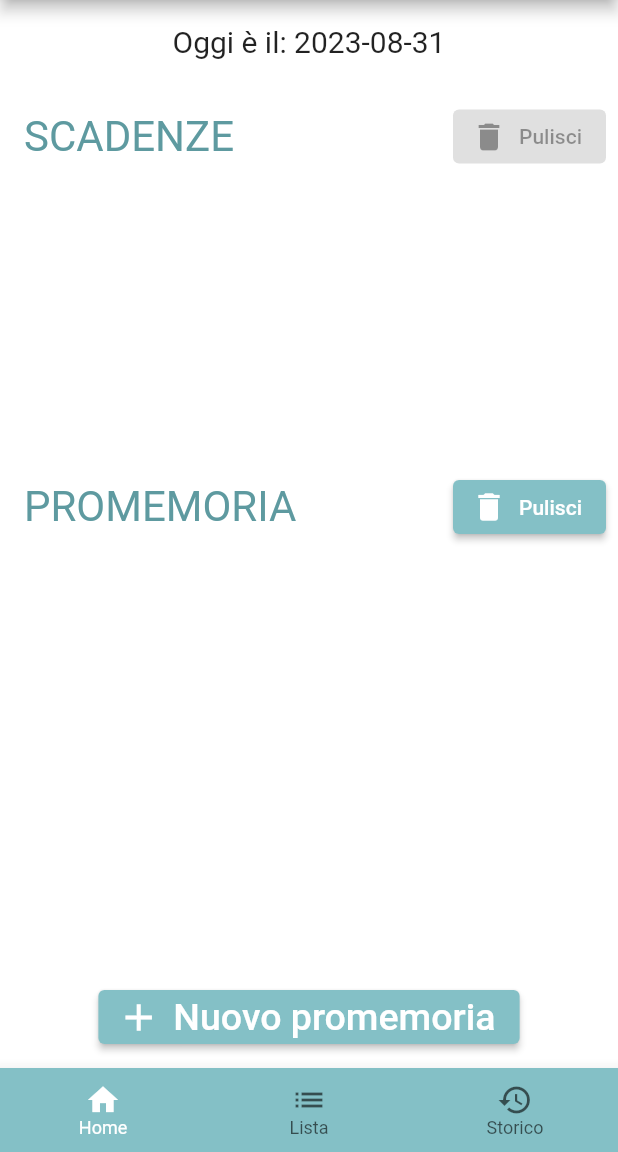
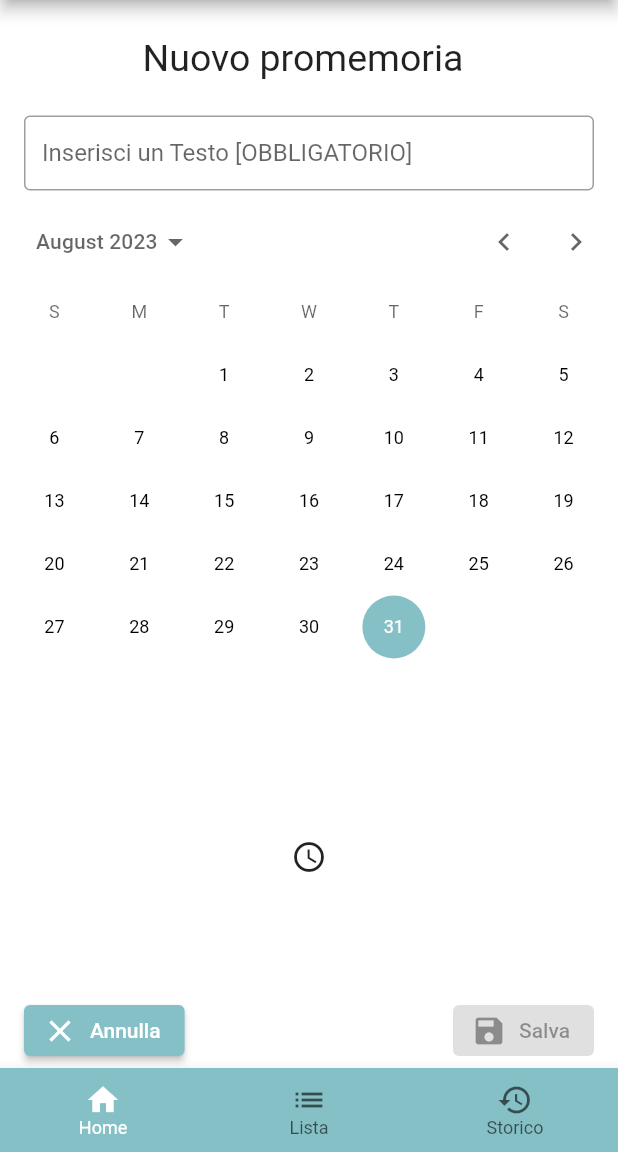
Before and after one commit to UmutBulut/PantrySmart, a Flutter app: the screen it shows after launch, after a tap on "Nuovo promemoria", on a phone screen of 412 x 824 dp, the part 84-1236 px from its top. Run offline on Flutter 3.47's test engine with Material 2 defaults, Android fonts, the phone set to English and light mode, and no system bars; our stand-ins replace bloc, flutter_bloc, flutter_keyboard_visibility, image_picker, shared_preferences.

Commit message:
inizio pagina 'nuovo Promemoria'

```diff
--- a/lib/Presentation/Screens/homeView.dart
+++ b/lib/Presentation/Screens/homeView.dart
@@ -6,6 +6,7 @@ import 'package:pantrysmart/Classes/Prodotto.dart';
 import 'package:pantrysmart/Classes/Promemoria.dart';
 import 'package:pantrysmart/Classes/Scadenza.dart';
 import 'package:pantrysmart/LandingViewBloc/landing_view_bloc.dart';
+import 'package:pantrysmart/Presentation/Screens/promemoriaView.dart';
 import 'package:shared_preferences/shared_preferences.dart';
 import 'dart:core';
 
@@ -22,6 +23,7 @@ class HomeView extends StatefulWidget {
 }
 
 class HomeViewState extends State<HomeView> {
+  bool mostraTabPromemoria = false;
 
   @override
   void initState() {
@@ -61,10 +63,16 @@ class HomeViewState extends State<HomeView> {
         inRimozione: false
     ));
 
+    await _loadPromemoria();
+
     setState(() {
       if(promemoriaString != null)
         listPromemoria = Promemoria.decode(promemoriaString!);
     });
+  }
+
+  Future<void> _loadPromemoria() async {
+
   }
 
   Future<void> _salvaProdottoSelezionato(int prodottoId) async {
@@ -81,6 +89,7 @@ class HomeViewState extends State<HomeView> {
       await prefs.setString('prodotti_key', encodedData);
     }
   }
+
   Future<void> _disattivaNotificheTutte() async {
     final prefs = await SharedPreferences.getInstance();
     for(var scadenza in scadenze){
@@ -93,10 +102,29 @@ class HomeViewState extends State<HomeView> {
     await prefs.setString('prodotti_key', encodedData);
   }
 
+  void chiudiTabPromemoria(){
+    setState(() {
+      mostraTabPromemoria = false;
+    });
+  }
+
+  void apriTabPromemoria(){
+    setState(() {
+      mostraTabPromemoria = true;});
+  }
+
+  void chiudiTabPromemoriaEAggiorna(){
+    _loadPromemoria();
+    setState(() {
+      mostraTabPromemoria = false;
+    });
+  }
+
   @override
   Widget build(BuildContext context) {
     return Center(
-      child: Column(
+      child: (!mostraTabPromemoria) ?
+      Column(
         children: [
           Padding(
             padding: const EdgeInsets.fromLTRB(0,16,0,0),
@@ -400,6 +428,9 @@ class HomeViewState extends State<HomeView> {
             padding: const EdgeInsets.fromLTRB(0,0,0,10),
             child: ElevatedButton.icon(
               onPressed: () {
+                setState(() {
+                  mostraTabPromemoria = true;
+                });
               },
               icon: Icon( // <-- Icon
                 Icons.add,
@@ -413,7 +444,10 @@ class HomeViewState extends State<HomeView> {
             ),
           )
         ],
-      ),
+      ) :
+      PromemoriaView(title: 'Nuovo promemoria',
+          cancelFunction: chiudiTabPromemoria,
+          okFunction: chiudiTabPromemoriaEAggiorna),
     );
   }
 }
--- a/lib/Presentation/Screens/listaView.dart
+++ b/lib/Presentation/Screens/listaView.dart
@@ -25,7 +25,6 @@ class ListaViewState extends State<ListaView> {
   final fieldText = TextEditingController();
   bool mostraTabProdotto = false;
   Prodotto? prodottoDaModificare;
-
 
   @override
   void initState() {
--- /dev/null
+++ b/lib/Presentation/Screens/promemoriaView.dart
@@ -0,0 +1,178 @@
+import 'dart:convert';
+import 'package:flutter/material.dart';
+import 'package:flutter_keyboard_visibility/flutter_keyboard_visibility.dart';
+import 'package:image_picker/image_picker.dart';
+import 'package:pantrysmart/Classes/Prodotto.dart';
+import 'package:pantrysmart/Classes/Promemoria.dart';
+import 'package:pantrysmart/Classes/Storico.dart';
+import 'package:pantrysmart/Classes/TipiIcone.dart';
+import 'package:pantrysmart/Classes/Colors.dart';
+import 'package:pantrysmart/Components/DatePicker.dart';
+import 'package:pantrysmart/Components/DropdownButtonTipi.dart';
+import 'package:shared_preferences/shared_preferences.dart';
+
+class PromemoriaView extends StatefulWidget{
+  PromemoriaView({super.key,
+    required this.title,
+    required this.cancelFunction,
+    required this.okFunction,
+  });
+  final String title;
+  final Function() cancelFunction;
+  final Function() okFunction;
+  bool abilitaSalva = false;
+
+  //campi del promemoria
+  String? testo;
+  String? data;
+
+  @override
+  State<PromemoriaView> createState() => PromemoriaViewState();
+}
+
+class PromemoriaViewState extends State<PromemoriaView> {
+  @override
+  void initState() {
+    super.initState();
+      widget.testo = "";
+      widget.data = DateTime.now().toString();
+    refreshAbilitaSalva();
+  }
+
+  void refreshAbilitaSalva(){
+    widget.abilitaSalva = (
+        widget.testo!.isNotEmpty &&
+            widget.data!.isNotEmpty
+    );
+  }
+
+  Future<void> _saveChanges() async {
+    final prefs = await SharedPreferences.getInstance();
+
+    final String? promemoriaString = await prefs.getString('promemoria_key');
+
+    var listaPromemoria = Promemoria.decode(promemoriaString!);
+
+      var nuovoId = 1;
+      if(listaPromemoria.isNotEmpty)
+      {
+        var ultimoPromemoria = listaPromemoria.last;
+        nuovoId = ultimoPromemoria.id! +1;
+      }
+
+      var nuovoPromemoria = Promemoria(
+          id: nuovoId,
+          testo: widget.testo,
+          data: widget.data,
+          inRimozione: false,
+      );
+    listaPromemoria.add(nuovoPromemoria);
+
+    String encodedPromemoria = Promemoria.encode(listaPromemoria);
+    await prefs.setString('promemoria_key', encodedPromemoria);
+    widget.okFunction();
+  }
+
+  void getSelectedDate(DateTime res) {
+    setState(() {
+      widget.data = res.toString();
+    });
+  }
+
+  @override
+  Widget build(BuildContext context) {
+    return Column(
+      children: [
+        SizedBox(
+          child: Padding(
+            padding: const EdgeInsets.fromLTRB(8,24,16,16),
+            child: Text(widget.title,
+              style: TextStyle(
+                  fontSize: 25
+              ),),
+          ),
+        ),
+        Padding(
+          padding: const EdgeInsets.fromLTRB(16,8,16,8),
+          child: SizedBox(
+            height: 50,
+            child: TextFormField(
+              decoration: InputDecoration(
+                border: OutlineInputBorder(),
+                labelText: 'Inserisci un Testo [OBBLIGATORIO]',
+              ),
+              onChanged: (value) {
+                setState(() {
+                  widget.testo = value;
+                  refreshAbilitaSalva();
+                });
+              },),
+          ),
+        ),
+        CalendarDatePicker(
+          onDateChanged: (DateTime time){},
+          initialDate: DateTime.now(),
+          firstDate: DateTime(2021),
+          lastDate: DateTime(2025),
+        ),
+        Expanded(
+            child: IconButton(
+              onPressed: () async {
+                TimeOfDay? pickedTime =  await showTimePicker(
+                  initialTime: TimeOfDay.now(),
+                  context: context,
+                );
+              },
+              icon: Icon(Icons.access_time),
+            )
+        ),
+        KeyboardVisibilityBuilder(
+            builder: (context, isKeyBoardVisible) {
+              return Visibility(
+                  visible: !isKeyBoardVisible,
+                  child: SizedBox(
+                    height: 50,
+                    child: Row(
+                      mainAxisAlignment: MainAxisAlignment.spaceBetween,
+                      children: [
+                        Padding(
+                          padding: const EdgeInsets.fromLTRB(16,8,8,8),
+                          child: ElevatedButton.icon(
+                            onPressed: () {
+                              setState(() {
+                                widget.cancelFunction();
+                              });
+                            },
+                            icon: Icon( // <-- Icon
+                              Icons.close,
+                              size: 24.0,
+                            ),
+                            label: Text('Annulla'), // <-- Text
+                          ),
+                        ),
+                        Padding(
+                          padding: const EdgeInsets.fromLTRB(8,8,16,8),
+                          child: ElevatedButton.icon(
+                            onPressed: widget.abilitaSalva? () {
+                              setState(() {
+                                _saveChanges();
+                                widget.okFunction();
+                              });
+                            } :
+                            null,
+                            icon: Icon( // <-- Icon
+                              Icons.save,
+                              size: 24.0,
+                            ),
+                            label: Text('Salva'), // <-- Text
+                          ),
+                        ),
+                      ],
+                    ),
+                  )
+              );
+            }),
+      ],
+    );
+  }
+}
```
